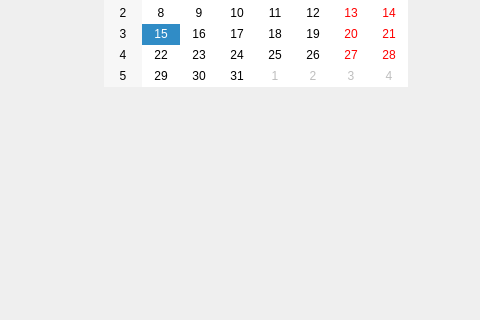
This is dev/Hitokoto/mainwindow.ui in CalaW/Hitokoto as Qt 5 draws it before an edit; both pictures show x 86 to 566 and y 186 to 506 of the 800 by 600 pixel window. The edited form follows.
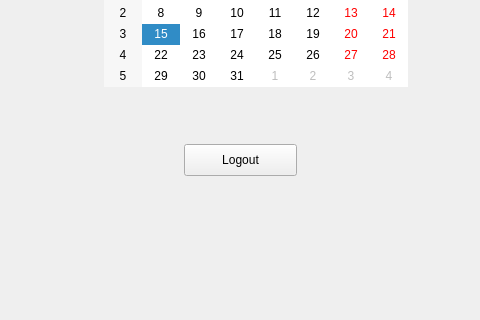
This is the edited form.

Commit message:
完成login and logout, 优化user
User.setDefaultPath
marcos to define user auto load/save behaviour

What changed in the file:
```diff
--- a/dev/Hitokoto/mainwindow.ui
+++ b/dev/Hitokoto/mainwindow.ui
@@ -24,6 +24,19 @@
      </rect>
     </property>
    </widget>
+   <widget class="QPushButton" name="logoutBtn">
+    <property name="geometry">
+     <rect>
+      <x>270</x>
+      <y>330</y>
+      <width>113</width>
+      <height>32</height>
+     </rect>
+    </property>
+    <property name="text">
+     <string>Logout</string>
+    </property>
+   </widget>
   </widget>
   <widget class="QMenuBar" name="menubar">
    <property name="geometry">
```
The commit also changes 18 other files.
